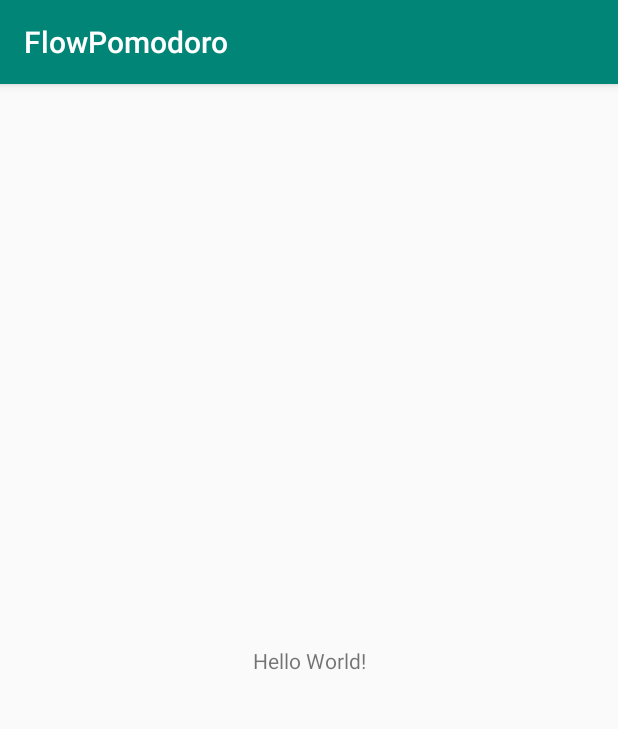
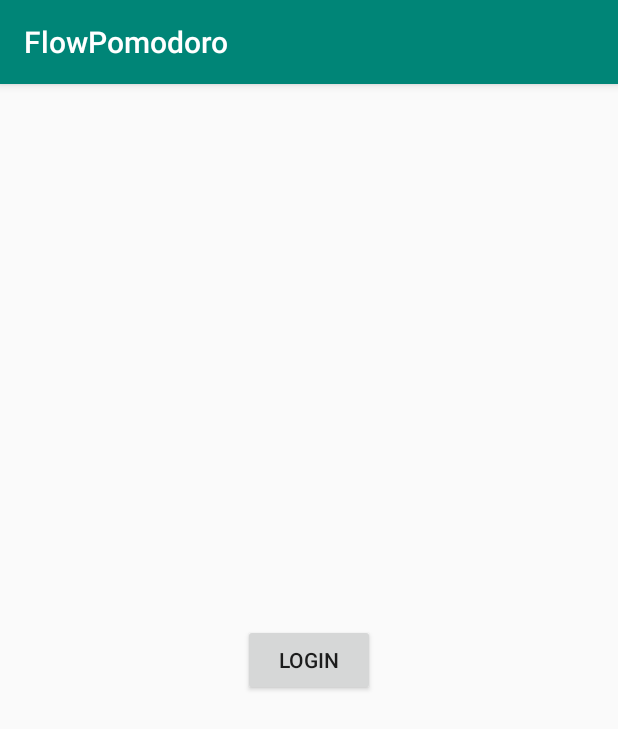
Before and after one commit to byronap120/flow_pomodoro_android, an Android app: the screen it shows after launch (MainActivity), on a phone screen of 412 x 824 dp. Shown: the top 729 px of the screen. Run offline under Robolectric (Android 15) with nearby library versions, the phone set to English and light mode, and no system bars.

Commit message:
Setup Navigator component for app
- adding fragment for HomeFragment and LoginFragment

```diff
--- /dev/null
+++ b/app/src/main/java/com/studioquetzal/flowpomodoro/app/login/LoginFragment.kt
@@ -0,0 +1,34 @@
+package com.studioquetzal.flowpomodoro.app.login
+
+
+import android.os.Bundle
+import androidx.fragment.app.Fragment
+import android.view.LayoutInflater
+import android.view.View
+import android.view.ViewGroup
+import androidx.navigation.findNavController
+
+import com.studioquetzal.flowpomodoro.R
+import kotlinx.android.synthetic.main.fragment_login.*
+
+/**
+ * A simple [Fragment] subclass.
+ */
+class LoginFragment : Fragment() {
+
+    override fun onCreateView(
+        inflater: LayoutInflater, container: ViewGroup?,
+        savedInstanceState: Bundle?
+    ): View? {
+        // Inflate the layout for this fragment
+        return inflater.inflate(R.layout.fragment_login, container, false)
+    }
+
+    override fun onViewCreated(view: View, savedInstanceState: Bundle?) {
+        super.onViewCreated(view, savedInstanceState)
+        LoginButton.setOnClickListener { view ->
+            view.findNavController().navigate(R.id.action_loginFragment_to_homeFragment)
+        }
+    }
+
+}
--- a/app/src/main/res/layout/activity_main.xml
+++ b/app/src/main/res/layout/activity_main.xml
@@ -7,13 +7,17 @@
         android:layout_height="match_parent"
         tools:context=".MainActivity">
 
-    <TextView
-            android:layout_width="wrap_content"
-            android:layout_height="wrap_content"
-            android:text="Hello World!"
-            app:layout_constraintBottom_toBottomOf="parent"
+    <fragment
+            android:id="@+id/nav_host_fragment"
+            android:name="androidx.navigation.fragment.NavHostFragment"
+            android:layout_width="0dp"
+            android:layout_height="0dp"
             app:layout_constraintLeft_toLeftOf="parent"
             app:layout_constraintRight_toRightOf="parent"
-            app:layout_constraintTop_toTopOf="parent"/>
+            app:layout_constraintTop_toTopOf="parent"
+            app:layout_constraintBottom_toBottomOf="parent"
+
+            app:defaultNavHost="true"
+            app:navGraph="@navigation/main_graph" />
 
 </androidx.constraintlayout.widget.ConstraintLayout>
--- /dev/null
+++ b/app/src/main/res/layout/fragment_login.xml
@@ -0,0 +1,19 @@
+<?xml version="1.0" encoding="utf-8"?>
+<androidx.constraintlayout.widget.ConstraintLayout xmlns:android="http://schemas.android.com/apk/res/android"
+        xmlns:app="http://schemas.android.com/apk/res-auto"
+        xmlns:tools="http://schemas.android.com/tools"
+        android:layout_width="match_parent"
+        android:layout_height="match_parent"
+        tools:context=".app.login.LoginFragment">
+
+
+    <Button
+            android:id="@+id/LoginButton"
+            android:layout_width="wrap_content"
+            android:layout_height="wrap_content"
+            android:text="@string/loginButton"
+            app:layout_constraintBottom_toBottomOf="parent"
+            app:layout_constraintEnd_toEndOf="parent"
+            app:layout_constraintStart_toStartOf="parent"
+            app:layout_constraintTop_toTopOf="parent" />
+</androidx.constraintlayout.widget.ConstraintLayout>
--- /dev/null
+++ b/app/src/main/res/navigation/main_graph.xml
@@ -0,0 +1,22 @@
+<?xml version="1.0" encoding="utf-8"?>
+<navigation xmlns:android="http://schemas.android.com/apk/res/android"
+        xmlns:app="http://schemas.android.com/apk/res-auto"
+        xmlns:tools="http://schemas.android.com/tools"
+        android:id="@+id/main_graph"
+        app:startDestination="@id/loginFragment">
+
+    <fragment
+            android:id="@+id/homeFragment"
+            android:name="com.studioquetzal.flowpomodoro.app.home.HomeFragment"
+            android:label="fragment_home"
+            tools:layout="@layout/fragment_home" />
+    <fragment
+            android:id="@+id/loginFragment"
+            android:name="com.studioquetzal.flowpomodoro.app.login.LoginFragment"
+            android:label="fragment_login"
+            tools:layout="@layout/fragment_login" >
+        <action
+                android:id="@+id/action_loginFragment_to_homeFragment"
+                app:destination="@id/homeFragment" />
+    </fragment>
+</navigation>
--- a/app/src/main/res/values/strings.xml
+++ b/app/src/main/res/values/strings.xml
@@ -1,3 +1,7 @@
 <resources>
     <string name="app_name">FlowPomodoro</string>
+
+    <!-- TODO: Remove or change this placeholder text -->
+    <string name="hello_blank_fragment">Hello blank fragment</string>
+    <string name="loginButton">Login</string>
 </resources>
```
Also changed, not shown: app/build.gradle (+7 -1 lines), app/src/main/java/com/studioquetzal/flowpomodoro/app/home/HomeFragment.kt (added, +26 -0 lines), app/src/main/res/layout/fragment_home.xml (added, +14 -0 lines), build.gradle (+6 -1 lines), 1 other file.
